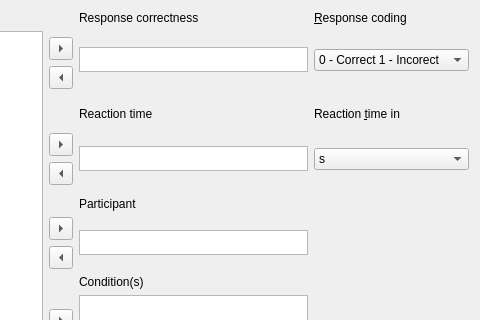
This is cogstat/ui/diffusion.ui in cogstat/cogstat as Qt 5 draws it before an edit; both pictures show x 196 to 676 and y 0 to 320 of the 676 by 437 pixel window. The edited form follows.
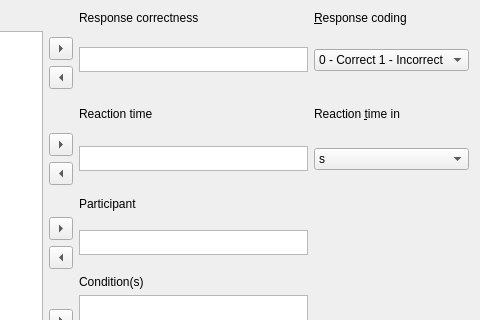
This is the edited form.

Commit message: fix typo (thanks Olena Kosiukhno)

The edit to the form file:
```diff
--- a/cogstat/ui/diffusion.ui
+++ b/cogstat/ui/diffusion.ui
@@ -30,7 +30,7 @@
       <widget class="QComboBox" name="response_coding">
        <item>
         <property name="text">
-         <string>0 - Correct 1 - Incorect</string>
+         <string>0 - Correct 1 - Incorrect</string>
         </property>
        </item>
        <item>
```
Left out of the diff: 40 changed lines with no effect on the pictures. The commit also changes 2 other files.
